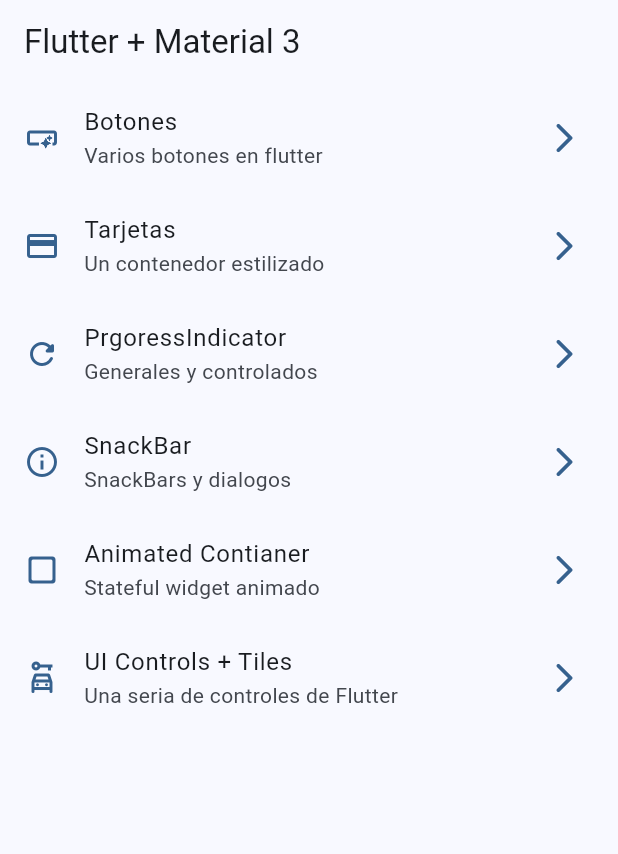
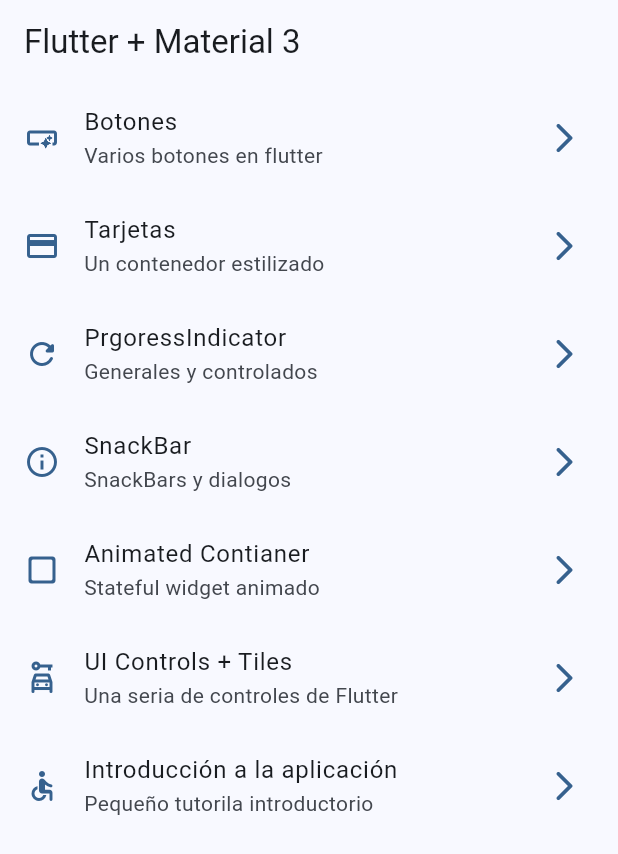
Before and after one commit to stuk4/widgets_app, a Flutter app: the screen it shows after launch, on a phone screen of 412 x 824 dp. Shown: the top 854 px of the screen. Run offline on Flutter 3.47's test engine with Material 2 defaults, Android fonts, the phone set to English and light mode, and no system bars; our stand-ins replace go_router.

```diff
--- a/lib/config/menu/menu_items.dart
+++ b/lib/config/menu/menu_items.dart
@@ -51,5 +51,11 @@ const appMenuItems = <MenuItems>[
     subTitle: 'Una seria de controles de Flutter',
     link: UiControlsScreen.name,
     icon: Icons.car_rental_outlined,
+  ),
+  MenuItems(
+    title: 'Introducción a la aplicación',
+    subTitle: 'Pequeño tutorila introductorio',
+    link: AppTutorialScreen.name,
+    icon: Icons.accessible_rounded,
   )
 ];
--- a/lib/config/router/app_router.dart
+++ b/lib/config/router/app_router.dart
@@ -40,5 +40,10 @@ final appRouter = GoRouter(
       path: '/ui-controls',
       builder: (context, state) => const UiControlsScreen(),
     ),
+    GoRoute(
+      name: AppTutorialScreen.name,
+      path: '/tutorial',
+      builder: (context, state) => const AppTutorialScreen(),
+    ),
   ],
 );
--- a/pubspec.yaml
+++ b/pubspec.yaml
@@ -18,3 +18,7 @@ dev_dependencies:
 
 flutter:
   uses-material-design: true
+
+
+assets:
+  - assets/images/
```
Also changed, not shown: assets/Images/1.png (added), assets/Images/2.png (added), assets/Images/3.png (added), assets/Images/jar-loading.gif (added).
